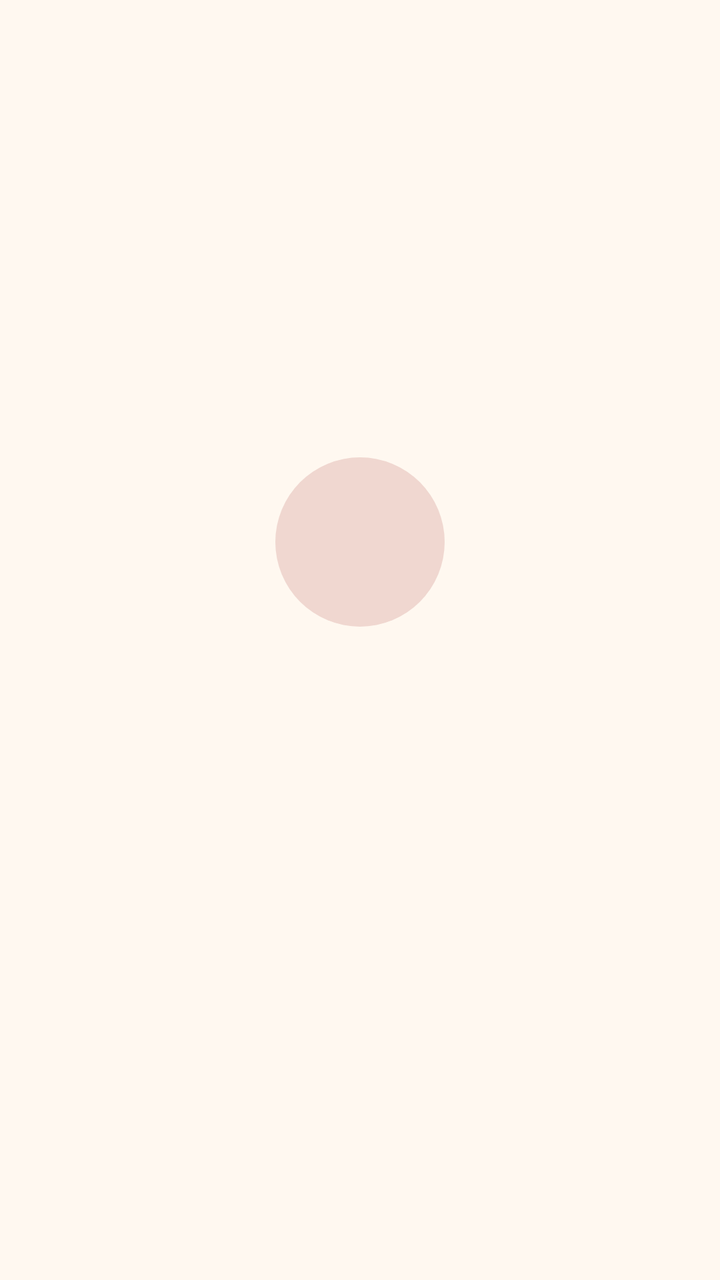
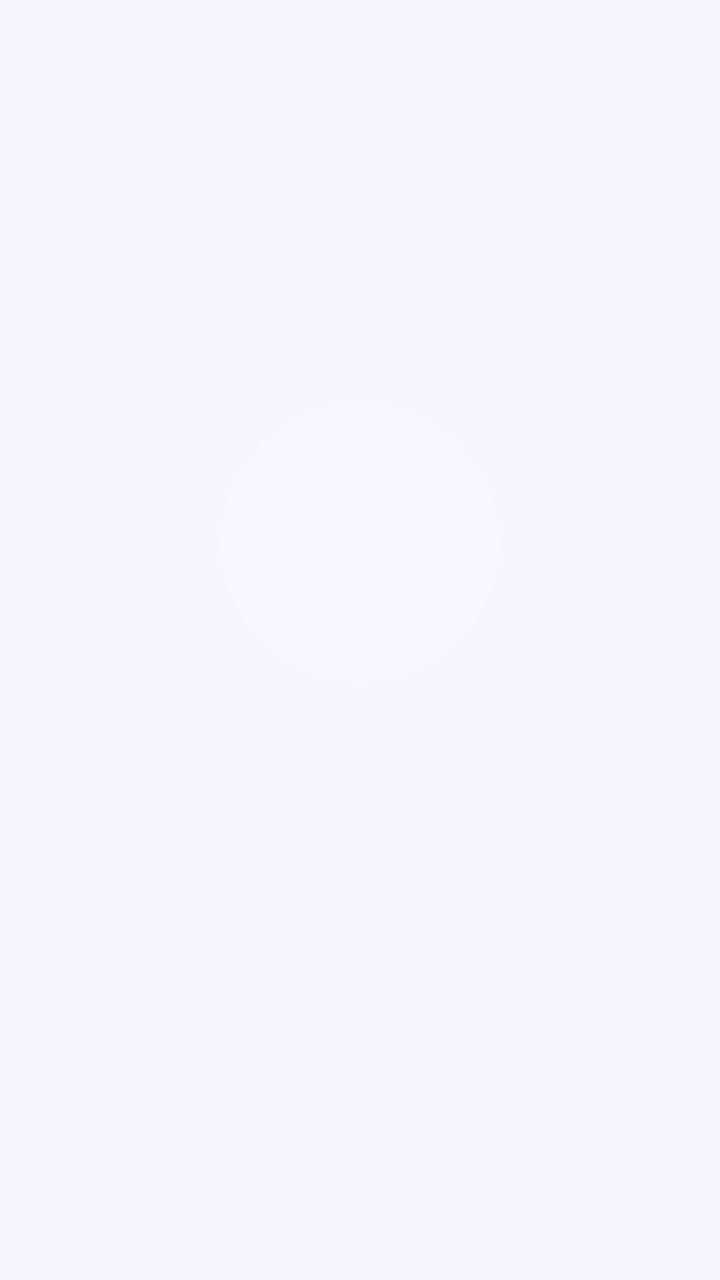

The first picture is an Android layout as it rendered before a commit; the second is the same layout after the commit. The layout source and the unified diff follow.
<!-- AndroidManifest.xml: application theme Theme.Streakly -->
<!-- res/layout/item_onboarding_page.xml -->
<?xml version="1.0" encoding="utf-8"?>
<LinearLayout xmlns:android="http://schemas.android.com/apk/res/android"
    android:layout_width="match_parent"
    android:layout_height="match_parent"
    android:orientation="vertical"
    android:gravity="center"
    android:padding="32dp">

    <FrameLayout
        android:layout_width="120dp"
        android:layout_height="120dp"
        android:background="@drawable/bg_emoji_circle">

        <TextView
            android:id="@+id/page_emoji"
            android:layout_width="wrap_content"
            android:layout_height="wrap_content"
            android:layout_gravity="center"
            android:textSize="56sp" />
    </FrameLayout>

    <TextView
        android:id="@+id/page_title"
        style="?attr/textAppearanceHeadlineSmall"
        android:layout_width="wrap_content"
        android:layout_height="wrap_content"
        android:layout_marginTop="32dp"
        android:gravity="center"
        android:textAlignment="center" />

    <TextView
        android:id="@+id/page_subtitle"
        style="?attr/textAppearanceBodyLarge"
        android:textColor="?attr/colorOnSurfaceVariant"
        android:layout_width="wrap_content"
        android:layout_height="wrap_content"
        android:layout_marginTop="12dp"
        android:gravity="center"
        android:textAlignment="center"
        android:paddingStart="16dp"
        android:paddingEnd="16dp" />

</LinearLayout>
<!-- resources referenced by this layout -->
<resources>
  <!-- drawable bg_emoji_circle (drawable) -->
  <?xml version="1.0" encoding="utf-8"?>
  <inset xmlns:android="http://schemas.android.com/apk/res/android"
      android:insetLeft="15%"
      android:insetTop="15%"
      android:insetRight="15%"
      android:insetBottom="15%">
      <shape android:shape="oval">
          <solid android:color="?attr/colorPrimaryContainer" />
      </shape>
  </inset>
  <style name="Theme.Streakly" parent="Theme.Material3.DayNight.NoActionBar">
          <item name="colorPrimary">@color/md_primary</item>
          <item name="colorOnPrimary">@color/md_on_primary</item>
          <item name="colorPrimaryContainer">@color/md_primary_container</item>
          <item name="colorOnPrimaryContainer">@color/md_on_primary_container</item>
  
          <item name="colorSecondary">@color/md_secondary</item>
          <item name="colorSecondaryContainer">@color/md_secondary_container</item>
  
          <item name="android:colorBackground">@color/md_background</item>
          <item name="colorSurface">@color/md_surface</item>
          <item name="colorSurfaceVariant">@color/md_surface_variant</item>
          <item name="colorSurfaceContainer">@color/md_surface_container</item>
          <item name="colorOnSurface">@color/md_on_surface</item>
          <item name="colorOnSurfaceVariant">@color/md_on_surface_variant</item>
          <item name="colorOutline">@color/md_outline</item>
  
          <item name="android:statusBarColor" tools:targetApi="21">@android:color/transparent</item>
          <item name="android:navigationBarColor" tools:targetApi="21">@android:color/transparent</item>
          <item name="android:windowLightStatusBar" tools:targetApi="23">true</item>
      </style>
  <color name="md_primary">#92140C</color>
  <color name="md_on_primary">#FFF8F0</color>
  <color name="md_primary_container">#F0D7D0</color>
  <color name="md_on_primary_container">#2E0A07</color>
  <color name="md_secondary">#1E1E24</color>
  <color name="md_secondary_container">#E4E3E6</color>
  <color name="md_background">#FFF8F0</color>
  <color name="md_surface">#FFF8F0</color>
  <color name="md_surface_variant">#EAE6E3</color>
  <color name="md_surface_container">#F2ECE8</color>
  <color name="md_on_surface">#1E1E24</color>
  <color name="md_on_surface_variant">#5C5650</color>
  <color name="md_outline">#8A827A</color>
</resources>

<!-- the commit's change to res/layout/item_onboarding_page.xml (unified diff, before → after) -->
@@ -7,21 +7,23 @@
     android:padding="32dp">
 
     <FrameLayout
-        android:layout_width="120dp"
-        android:layout_height="120dp"
-        android:background="@drawable/bg_emoji_circle">
+        android:layout_width="140dp"
+        android:layout_height="140dp"
+        android:background="@drawable/bg_pill_white_15">
 
         <TextView
             android:id="@+id/page_emoji"
             android:layout_width="wrap_content"
             android:layout_height="wrap_content"
             android:layout_gravity="center"
-            android:textSize="56sp" />
+            android:textSize="64sp" />
     </FrameLayout>
 
     <TextView
         android:id="@+id/page_title"
         style="?attr/textAppearanceHeadlineSmall"
+        android:textColor="@color/white"
+        android:textStyle="bold"
         android:layout_width="wrap_content"
         android:layout_height="wrap_content"
         android:layout_marginTop="32dp"
@@ -31,7 +33,7 @@
     <TextView
         android:id="@+id/page_subtitle"
         style="?attr/textAppearanceBodyLarge"
-        android:textColor="?attr/colorOnSurfaceVariant"
+        android:textColor="#E3DBFF"
         android:layout_width="wrap_content"
         android:layout_height="wrap_content"
         android:layout_marginTop="12dp"
<!-- resource entries referenced after the edit -->
@@ -1,16 +1,13 @@
 <!-- resources referenced by this layout -->
 <resources>
-  <!-- drawable bg_emoji_circle (drawable) -->
+  <color name="white">#FFFFFF</color>
+  <!-- drawable bg_pill_white_15 (drawable) -->
   <?xml version="1.0" encoding="utf-8"?>
-  <inset xmlns:android="http://schemas.android.com/apk/res/android"
-      android:insetLeft="15%"
-      android:insetTop="15%"
-      android:insetRight="15%"
-      android:insetBottom="15%">
-      <shape android:shape="oval">
-          <solid android:color="?attr/colorPrimaryContainer" />
-      </shape>
-  </inset>
+  <shape xmlns:android="http://schemas.android.com/apk/res/android"
+      android:shape="rectangle">
+      <corners android:radius="999dp" />
+      <solid android:color="#26FFFFFF" />
+  </shape>
   <style name="Theme.Streakly" parent="Theme.Material3.DayNight.NoActionBar">
           <item name="colorPrimary">@color/md_primary</item>
           <item name="colorOnPrimary">@color/md_on_primary</item>
@@ -28,22 +25,42 @@
           <item name="colorOnSurfaceVariant">@color/md_on_surface_variant</item>
           <item name="colorOutline">@color/md_outline</item>
   
+          <item name="bottomNavigationStyle">@style/Widget.Streakly.BottomNavigationView</item>
+          <item name="materialCardViewStyle">@style/Widget.Streakly.CardView</item>
+  
           <item name="android:statusBarColor" tools:targetApi="21">@android:color/transparent</item>
           <item name="android:navigationBarColor" tools:targetApi="21">@android:color/transparent</item>
           <item name="android:windowLightStatusBar" tools:targetApi="23">true</item>
       </style>
-  <color name="md_primary">#92140C</color>
-  <color name="md_on_primary">#FFF8F0</color>
-  <color name="md_primary_container">#F0D7D0</color>
-  <color name="md_on_primary_container">#2E0A07</color>
-  <color name="md_secondary">#1E1E24</color>
-  <color name="md_secondary_container">#E4E3E6</color>
-  <color name="md_background">#FFF8F0</color>
-  <color name="md_surface">#FFF8F0</color>
-  <color name="md_surface_variant">#EAE6E3</color>
-  <color name="md_surface_container">#F2ECE8</color>
-  <color name="md_on_surface">#1E1E24</color>
-  <color name="md_on_surface_variant">#5C5650</color>
-  <color name="md_outline">#8A827A</color>
+  <color name="md_primary">#6C4FEB</color>
+  <color name="md_on_primary">#FFFFFF</color>
+  <color name="md_primary_container">#ECE6FD</color>
+  <color name="md_on_primary_container">#281A66</color>
+  <color name="md_secondary">#4A4660</color>
+  <color name="md_secondary_container">#F1EEFB</color>
+  <color name="md_background">#F7F6FC</color>
+  <color name="md_surface">#FFFFFF</color>
+  <color name="md_surface_variant">#EFEBFB</color>
+  <color name="md_surface_container">#F5F3FC</color>
+  <color name="md_on_surface">#1C1B29</color>
+  <color name="md_on_surface_variant">#6B6880</color>
+  <color name="md_outline">#D8D4EC</color>
+  <style name="Widget.Streakly.BottomNavigationView" parent="Widget.Material3.BottomNavigationView">
+          <item name="android:background">?attr/colorSurface</item>
+          <item name="elevation">0dp</item>
+          <item name="itemIconTint">@color/bottom_nav_item_color</item>
+          <item name="itemTextColor">@color/bottom_nav_item_color</item>
+          <item name="itemActiveIndicatorStyle">@style/Widget.Streakly.BottomNavigationView.ActiveIndicator</item>
+          <item name="labelVisibilityMode">labeled</item>
+      </style>
+  <style name="Widget.Streakly.CardView" parent="Widget.Material3.CardView.Filled">
+          <item name="cardElevation">0dp</item>
+          <item name="cardCornerRadius">20dp</item>
+          <item name="strokeWidth">0dp</item>
+      </style>
+  <style name="Widget.Streakly.BottomNavigationView.ActiveIndicator" parent="Widget.Material3.BottomNavigationView.ActiveIndicator">
+          <item name="android:color">@color/bottom_nav_indicator</item>
+      </style>
+  <color name="bottom_nav_indicator">#ECE6FD</color>
 </resources>
 
